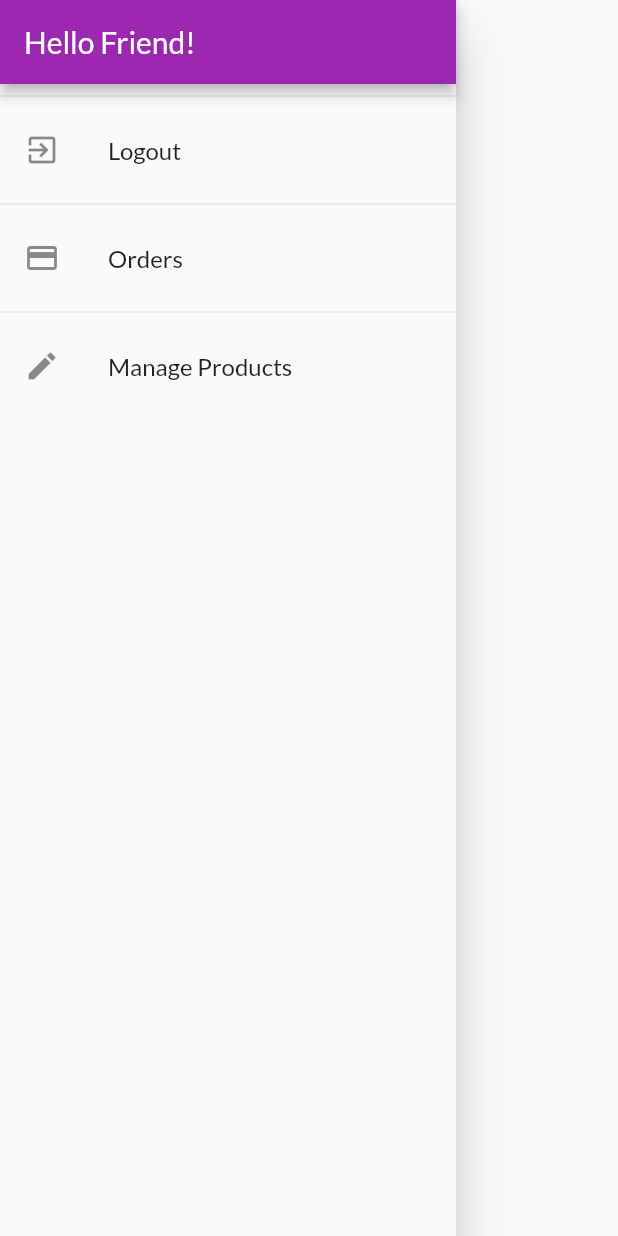
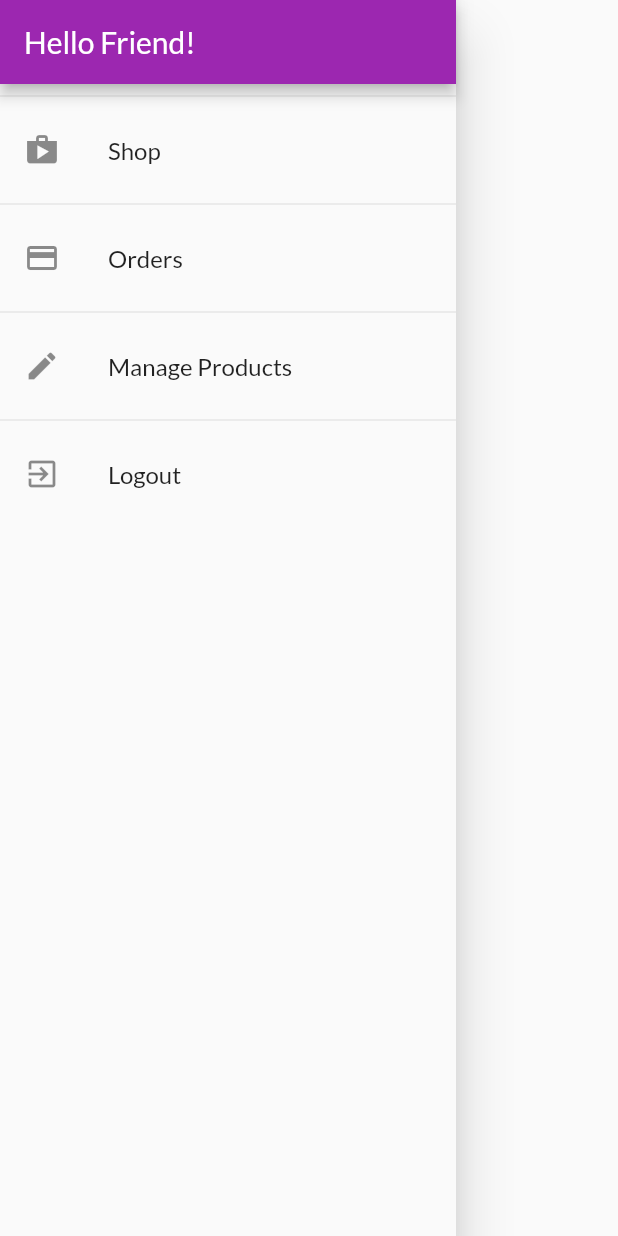
Before and after one commit to Anhkiet240101/lab1, a Flutter app: the AppDrawer widget shown alone on an empty page, opened directly, on a phone screen of 412 x 824 dp. Run offline on Flutter 3.47's test engine with Material 2 defaults, Android fonts, the phone set to English and light mode, and no system bars; our stand-ins replace flutter_dotenv, shared_preferences; accounts and stored records are empty; network calls fail.

```diff
--- a/analysis_options.yaml
+++ b/analysis_options.yaml
@@ -22,7 +22,7 @@ linter:
   # `// ignore_for_file: name_of_lint` syntax on the line or in the file
   # producing the lint.
   rules:
-    # avoid_print: false  # Uncomment to disable the `avoid_print` rule
+     avoid_print: false  # Uncomment to disable the `avoid_print` rule
     # prefer_single_quotes: true  # Uncomment to enable the `prefer_single_quotes` rule
 
 # Additional information about this file can be found at
--- a/lib/main.dart
+++ b/lib/main.dart
@@ -31,6 +31,7 @@ class MyApp extends StatelessWidget {
 
   @override
   Widget build(BuildContext context) {
+    return Builder(builder: (context) {
       return MultiProvider(
         providers: [
           //2 Create and provide AuthManager
@@ -41,14 +42,14 @@ class MyApp extends StatelessWidget {
             create: (ctx) => ProductsManager(),
           ),
           ChangeNotifierProvider(
-          create: (ctx) => CartManager(),
+            create: (ctx) => OrdersManager(),
           ),
           ChangeNotifierProvider(
-          create: (ctx) => OrdersManager(),
+            create: (ctx) => CartManager(),
           ),
         ],
         //3 Consume the AuthManager
-      child: Consumer<AuthManager>(builder: (context, authManager, child) {
+        child: Consumer<AuthManager>(builder: (ctx, authManager, child) {
           return MaterialApp(
             title: 'My shop',
             debugShowCheckedModeBanner: false,
@@ -102,6 +103,7 @@ class MyApp extends StatelessWidget {
           );
         }),
       );
+    });
   }
 }
 
--- a/lib/services/auth_service.dart
+++ b/lib/services/auth_service.dart
@@ -1,5 +1,6 @@
 import 'dart:convert';
 import 'dart:async';
+import 'dart:developer';
 
 import 'package:http/http.dart' as http;
 import 'package:shared_preferences/shared_preferences.dart';
@@ -40,6 +41,8 @@ class AuthService {
       }
 
       final authToken = _fromJson(responseJson);
+      log(authToken.userId);
+      log(authToken.token!);
       _saveAuthToken(authToken);
 
       return authToken;
--- a/lib/ui/products/products_manager.dart
+++ b/lib/ui/products/products_manager.dart
@@ -4,40 +4,40 @@ import 'package:flutter/foundation.dart';
 
 class ProductsManager with ChangeNotifier {
   final List<Product> _items = [
-    // Product(
-    //   id: 'p1',
-    //   title: 'Red Shirt',
-    //   description: 'A red shirt - it is pretty red!',
-    //   price: 29.99,
-    //   imageUrl:
-    //       'https://cdn.pixabay.com/photo/2016/10/02/22/17/red-t-shirt-1710578_1280.jpg',
-    //   isFavorite: true,
-    // ),
-    // Product(
-    //   id: 'p2',
-    //   title: 'Trousers',
-    //   description: 'A nice pair of trousers.',
-    //   price: 59.99,
-    //   imageUrl:
-    //       'https://upload.wikimedia.org/wikipedia/commons/thumb/e/e8/Trousers%2C_dress_%28AM_1960.022-8%29.jpg/512px-Trousers%2C_dress_%28AM_1960.022-8%29.jpg',
-    // ),
-    // Product(
-    //   id: 'p3',
-    //   title: 'Yellow Scarf',
-    //   description: 'Warm and cozy - exactly what you need for the winter.',
-    //   price: 19.99,
-    //   imageUrl:
-    //       'https://live.staticflickr.com/4043/4438260868_cc79b3369d_z.jpg',
-    // ),
-    // Product(
-    //   id: 'p4',
-    //   title: 'A Pan',
-    //   description: 'Prepare any meal you want.',
-    //   price: 49.99,
-    //   imageUrl:
-    //       'https://upload.wikimedia.org/wikipedia/commons/thumb/1/14/Cast-Iron-Pan.jpg/1024px-Cast-Iron-Pan.jpg',
-    //   isFavorite: true,
-    // ),
+    Product(
+      id: 'p1',
+      title: 'Red Shirt',
+      description: 'A red shirt - it is pretty red!',
+      price: 29.99,
+      imageUrl:
+          'https://cdn.pixabay.com/photo/2016/10/02/22/17/red-t-shirt-1710578_1280.jpg',
+      isFavorite: true,
+    ),
+    Product(
+      id: 'p2',
+      title: 'Trousers',
+      description: 'A nice pair of trousers.',
+      price: 59.99,
+      imageUrl:
+          'https://upload.wikimedia.org/wikipedia/commons/thumb/e/e8/Trousers%2C_dress_%28AM_1960.022-8%29.jpg/512px-Trousers%2C_dress_%28AM_1960.022-8%29.jpg',
+    ),
+    Product(
+      id: 'p3',
+      title: 'Yellow Scarf',
+      description: 'Warm and cozy - exactly what you need for the winter.',
+      price: 19.99,
+      imageUrl:
+          'https://live.staticflickr.com/4043/4438260868_cc79b3369d_z.jpg',
+    ),
+    Product(
+      id: 'p4',
+      title: 'A Pan',
+      description: 'Prepare any meal you want.',
+      price: 49.99,
+      imageUrl:
+          'https://upload.wikimedia.org/wikipedia/commons/thumb/1/14/Cast-Iron-Pan.jpg/1024px-Cast-Iron-Pan.jpg',
+      isFavorite: true,
+    ),
   ];
 
   int get itemCount {
--- a/lib/ui/screens.dart
+++ b/lib/ui/screens.dart
@@ -1,6 +1,7 @@
 export 'products/products_overview_screen.dart';
 export 'products/product_detail_screen.dart';
 export 'products/user_products_screen.dart';
+export 'products/edit_product_screen.dart';
 export 'products/products_manager.dart';
 export 'orders/orders_screen.dart';
 export 'orders/order_manager.dart';
--- a/lib/ui/shared/app_drawer.dart
+++ b/lib/ui/shared/app_drawer.dart
@@ -19,13 +19,10 @@ class AppDrawer extends StatelessWidget {
           ),
           const Divider(),
           ListTile(
-            leading: const Icon(Icons.exit_to_app),
-            title: const Text('Logout'),
+            leading: const Icon(Icons.shop),
+            title: const Text('Shop'),
             onTap: () {
-              Navigator.of(context)
-                ..pop()
-                ..pushReplacementNamed('/');
-              context.read<AuthManager>().logout();
+              Navigator.of(context).pushReplacementNamed('/');
             },
           ),
           const Divider(),
@@ -46,6 +43,17 @@ class AppDrawer extends StatelessWidget {
                   .pushReplacementNamed(UserProductsScreen.routeName);
             },
           ),
+          const Divider(),
+          ListTile(
+            leading: const Icon(Icons.exit_to_app),
+            title: const Text('Logout'),
+            onTap: () {
+              Navigator.of(context)
+                ..pop()
+                ..pushReplacementNamed('/');
+              context.read<AuthManager>().logout();
+            },
+          ),
         ],
       ),
     );
```
Lines whose indentation alone changed are shown as unchanged.
